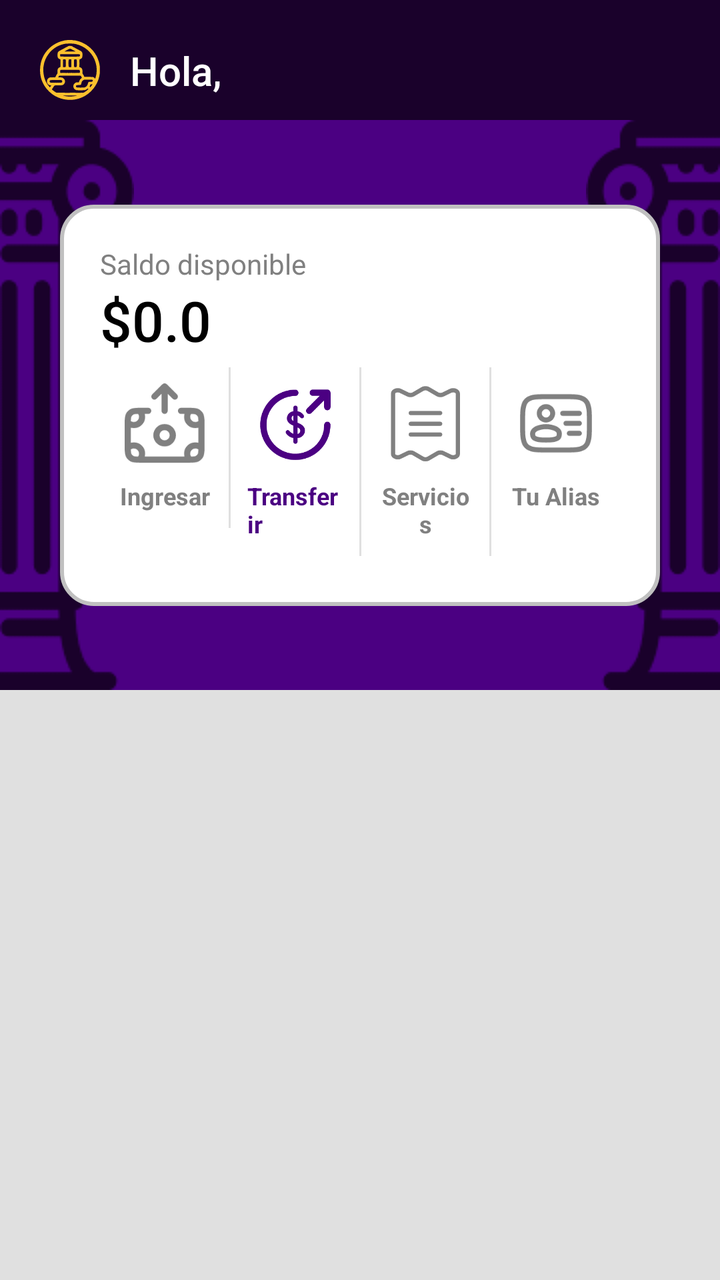
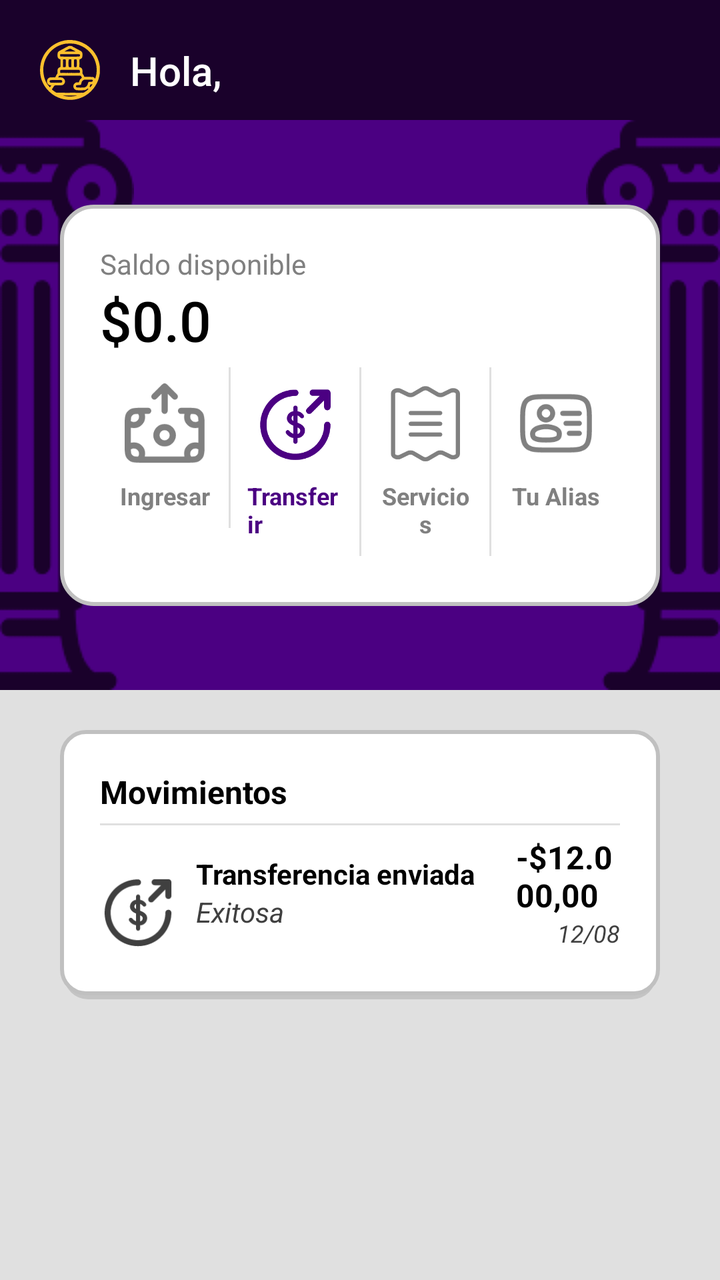

An Android layout rendered at two revisions. The XML below is the earlier revision; the diff shows what the commit changed to produce the second picture.
<!-- AndroidManifest.xml: application theme Theme.Kharon -->
<!-- res/layout/activity_inicio.xml -->
<?xml version="1.0" encoding="utf-8"?>
<androidx.constraintlayout.widget.ConstraintLayout xmlns:android="http://schemas.android.com/apk/res/android"
    xmlns:app="http://schemas.android.com/apk/res-auto"
    xmlns:tools="http://schemas.android.com/tools"
    android:id="@+id/inicio"
    android:layout_width="match_parent"
    android:layout_height="match_parent"
    android:background="@color/grisClaro"
    tools:context=".views.Inicio">

    
    <androidx.constraintlayout.widget.ConstraintLayout
        android:id="@+id/toolbarContainer"
        android:layout_width="0dp"
        android:layout_height="wrap_content"
        android:paddingHorizontal="20dp"
        android:paddingTop="20dp"
        android:paddingBottom="10dp"
        app:layout_constraintTop_toTopOf="parent"
        app:layout_constraintStart_toStartOf="parent"
        app:layout_constraintEnd_toEndOf="parent"
        android:background="@color/indigoOscuro"
        >

        <androidx.constraintlayout.widget.ConstraintLayout
            android:id="@+id/toolbarMenu"
            android:layout_width="0dp"
            android:layout_height="wrap_content"
            app:layout_constraintEnd_toEndOf="parent"
            app:layout_constraintStart_toStartOf="parent"
            app:layout_constraintTop_toTopOf="parent"
            >
            <ImageView
                android:id="@+id/backBtnToolbarMenu"
                android:layout_width="30dp"
                android:layout_height="30dp"
                android:src="@drawable/kharon_logo"
                app:tint="#FBC02D"
                app:layout_constraintStart_toStartOf="parent"
                app:layout_constraintEnd_toStartOf="@id/backBtnToolbarMenu"
                app:layout_constraintTop_toTopOf="parent"
                app:layout_constraintBottom_toBottomOf="parent"
                />
            <TextView
                style="@style/TituloMediano"
                android:id="@+id/tituloToolbarMenu"
                android:layout_width="0dp"
                android:layout_height="wrap_content"
                android:text="Hola, "
                app:layout_constraintEnd_toEndOf="parent"
                app:layout_constraintStart_toEndOf="@id/backBtnToolbarMenu"
                app:layout_constraintTop_toTopOf="parent"
                app:layout_constraintBottom_toBottomOf="parent"
                android:textColor="@color/white"
                android:layout_marginStart="15dp"

                />

        </androidx.constraintlayout.widget.ConstraintLayout>


    </androidx.constraintlayout.widget.ConstraintLayout>

    

    <androidx.constraintlayout.widget.ConstraintLayout
        android:id="@+id/saldoContainer"
        android:layout_width="0dp"
        android:layout_height="wrap_content"
        android:background="@color/indigo"
        app:layout_constraintEnd_toEndOf="parent"
        app:layout_constraintHorizontal_bias="1.0"
        app:layout_constraintStart_toStartOf="parent"
        app:layout_constraintTop_toBottomOf="@id/toolbarContainer">

        <ImageView
            android:id="@+id/columnaDerecha"
            android:layout_width="wrap_content"
            android:layout_height="wrap_content"
            android:src="@drawable/columna"
            app:layout_constraintEnd_toEndOf="parent"
            app:layout_constraintTop_toTopOf="parent" />

        <ImageView
            android:id="@+id/columnaIzquierda"
            android:layout_width="wrap_content"
            android:layout_height="wrap_content"
            android:scaleX="-1"
            android:src="@drawable/columna"
            app:layout_constraintStart_toStartOf="parent"
            app:layout_constraintTop_toTopOf="parent" />

        
        <androidx.constraintlayout.widget.ConstraintLayout
            android:id="@+id/saldoCard"
            android:layout_width="0dp"
            android:layout_height="wrap_content"
            android:layout_margin="30dp"
            android:background="@drawable/card"
            android:padding="20dp"
            app:layout_constraintBottom_toBottomOf="parent"
            app:layout_constraintEnd_toEndOf="parent"
            app:layout_constraintStart_toStartOf="parent"
            app:layout_constraintTop_toTopOf="parent">

            <TextView
                android:id="@+id/labelSaldo"
                android:layout_width="wrap_content"
                android:layout_height="wrap_content"
                android:text="Saldo disponible"
                android:textColor="@color/grisIntermedio"
                app:layout_constraintBottom_toTopOf="@id/saldo"
                app:layout_constraintStart_toStartOf="parent"
                app:layout_constraintTop_toTopOf="parent" />

            <TextView
                android:id="@+id/saldo"
                style="@style/TituloGrande"
                android:layout_width="wrap_content"
                android:layout_height="wrap_content"
                android:text="$0.0"
                android:textColor="@color/black"
                app:layout_constraintStart_toStartOf="parent"
                app:layout_constraintTop_toBottomOf="@id/labelSaldo" />

            
            <androidx.constraintlayout.widget.ConstraintLayout
                android:id="@+id/btnSaldoContainer"
                android:layout_width="0dp"
                android:layout_height="wrap_content"
                android:paddingVertical="5dp"
                app:layout_constraintBottom_toBottomOf="parent"
                app:layout_constraintEnd_toEndOf="parent"
                app:layout_constraintStart_toStartOf="parent"
                app:layout_constraintTop_toBottomOf="@id/saldo">

                
                <androidx.constraintlayout.widget.ConstraintLayout
                    android:id="@+id/btnIngresar"
                    android:layout_width="0dp"
                    android:layout_height="wrap_content"
                    android:clickable="true"
                    android:focusable="true"
                    android:padding="8dp"
                    android:background="?attr/selectableItemBackgroundBorderless"
                    app:layout_constraintEnd_toStartOf="@id/divider1"
                    app:layout_constraintStart_toStartOf="parent"
                    app:layout_constraintTop_toTopOf="parent">

                    <ImageView
                        android:id="@+id/imgIngresar"
                        android:layout_width="40dp"
                        android:layout_height="40dp"
                        android:contentDescription="Ingresar"
                        android:src="@drawable/ingresar"
                        app:tint="@color/grisIntermedio"
                        app:layout_constraintTop_toTopOf="parent"
                        app:layout_constraintStart_toStartOf="parent"
                        app:layout_constraintEnd_toEndOf="parent" />

                    <TextView
                        android:id="@+id/labelIngresar"
                        android:layout_width="wrap_content"
                        android:layout_height="wrap_content"
                        android:layout_marginTop="8dp"
                        android:text="Ingresar"
                        android:textColor="@color/grisIntermedio"
                         android:textSize="12sp"                        android:textStyle="bold"
                        app:layout_constraintEnd_toEndOf="@id/imgIngresar"
                        app:layout_constraintStart_toStartOf="@id/imgIngresar"
                        app:layout_constraintTop_toBottomOf="@id/imgIngresar" />
                </androidx.constraintlayout.widget.ConstraintLayout>

                
                <View
                    android:id="@+id/divider1"
                    android:layout_width="1dp"
                    android:layout_height="0dp"
                    android:background="@color/grisClaro"
                    app:layout_constraintTop_toTopOf="@id/btnIngresar"
                    app:layout_constraintBottom_toBottomOf="@id/btnIngresar"
                    app:layout_constraintStart_toEndOf="@id/btnIngresar"
                    app:layout_constraintEnd_toStartOf="@id/btnTransferirV" />

                
                <androidx.constraintlayout.widget.ConstraintLayout
                    android:id="@+id/btnTransferirV"
                    android:layout_width="0dp"
                    android:layout_height="wrap_content"
                    android:clickable="true"
                    android:focusable="true"
                    android:padding="8dp"
                    android:background="?attr/selectableItemBackgroundBorderless"
                    app:layout_constraintEnd_toStartOf="@id/divider2"
                    app:layout_constraintStart_toEndOf="@id/divider1"
                    app:layout_constraintTop_toTopOf="parent">

                    <ImageView
                        android:id="@+id/imgTransferir"
                        android:layout_width="40dp"
                        android:layout_height="40dp"
                        android:contentDescription="Transferir"
                        android:src="@drawable/transferir"
                        app:tint="@color/indigo"
                        app:layout_constraintTop_toTopOf="parent"
                        app:layout_constraintStart_toStartOf="parent"
                        app:layout_constraintEnd_toEndOf="parent" />

                    <TextView
                        android:id="@+id/labelTransferir"
                        android:layout_width="wrap_content"
                        android:layout_height="wrap_content"
                        android:layout_marginTop="8dp"
                        android:text="Transferir"
                        android:textColor="@color/indigo"
                         android:textSize="12sp"                        android:textStyle="bold"
                        app:layout_constraintEnd_toEndOf="@id/imgTransferir"
                        app:layout_constraintStart_toStartOf="@id/imgTransferir"
                        app:layout_constraintTop_toBottomOf="@id/imgTransferir" />
                </androidx.constraintlayout.widget.ConstraintLayout>

                
                <View
                    android:id="@+id/divider2"
                    android:layout_width="1dp"
                    android:layout_height="0dp"
                    android:background="@color/grisClaro"
                    app:layout_constraintTop_toTopOf="@id/btnTransferirV"
                    app:layout_constraintBottom_toBottomOf="@id/btnTransferirV"
                    app:layout_constraintStart_toEndOf="@id/btnTransferirV"
                    app:layout_constraintEnd_toStartOf="@id/btnPagar" />

                
                <androidx.constraintlayout.widget.ConstraintLayout
                    android:id="@+id/btnPagar"
                    android:layout_width="0dp"
                    android:layout_height="wrap_content"
                    android:clickable="true"
                    android:focusable="true"
                    android:padding="8dp"
                    android:background="?attr/selectableItemBackgroundBorderless"
                    app:layout_constraintEnd_toStartOf="@id/divider3"
                    app:layout_constraintStart_toEndOf="@id/divider2"
                    app:layout_constraintTop_toTopOf="parent">

                    <ImageView
                        android:id="@+id/imgPagar"
                        android:layout_width="40dp"
                        android:layout_height="40dp"
                        android:contentDescription="Servicios"
                        android:src="@drawable/servicios"
                        app:tint="@color/grisIntermedio"
                        app:layout_constraintTop_toTopOf="parent"
                        app:layout_constraintStart_toStartOf="parent"
                        app:layout_constraintEnd_toEndOf="parent" />

                    <TextView
                        android:id="@+id/labelPagar"
                        android:layout_width="wrap_content"
                        android:layout_height="wrap_content"
                        android:layout_marginTop="8dp"
                        android:text="Servicios"
                        android:textAlignment="center"
                        android:textColor="@color/grisIntermedio"
                         android:textSize="12sp"                        android:textStyle="bold"
                        app:layout_constraintEnd_toEndOf="@id/imgPagar"
                        app:layout_constraintStart_toStartOf="@id/imgPagar"
                        app:layout_constraintTop_toBottomOf="@id/imgPagar" />
                </androidx.constraintlayout.widget.ConstraintLayout>

                
                <View
                    android:id="@+id/divider3"
                    android:layout_width="1dp"
                    android:layout_height="0dp"
                    android:background="@color/grisClaro"
                    app:layout_constraintTop_toTopOf="@id/btnPagar"
                    app:layout_constraintBottom_toBottomOf="@id/btnPagar"
                    app:layout_constraintStart_toEndOf="@id/btnPagar"
                    app:layout_constraintEnd_toStartOf="@id/btnAlias" />

                
                <androidx.constraintlayout.widget.ConstraintLayout
                    android:id="@+id/btnAlias"
                    android:layout_width="0dp"
                    android:layout_height="wrap_content"
                    android:clickable="true"
                    android:focusable="true"
                    android:padding="8dp"
                    android:background="?attr/selectableItemBackgroundBorderless"
                    app:layout_constraintEnd_toEndOf="parent"
                    app:layout_constraintStart_toEndOf="@id/divider3"
                    app:layout_constraintTop_toTopOf="parent">

                    <ImageView
                        android:id="@+id/imgAlias"
                        android:layout_width="40dp"
                        android:layout_height="40dp"
                        android:contentDescription="Tu alias"
                        android:src="@drawable/alias"
                        app:tint="@color/grisIntermedio"
                        app:layout_constraintTop_toTopOf="parent"
                        app:layout_constraintStart_toStartOf="parent"
                        app:layout_constraintEnd_toEndOf="parent" />

                    <TextView
                        android:id="@+id/labelAlias"
                        android:layout_width="wrap_content"
                        android:layout_height="wrap_content"
                        android:layout_marginTop="8dp"
                        android:text="Tu Alias"
                        android:textColor="@color/grisIntermedio"
                         android:textSize="12sp"                        android:textStyle="bold"
                        app:layout_constraintEnd_toEndOf="@id/imgAlias"
                        app:layout_constraintStart_toStartOf="@id/imgAlias"
                        app:layout_constraintTop_toBottomOf="@id/imgAlias" />
                </androidx.constraintlayout.widget.ConstraintLayout>

            </androidx.constraintlayout.widget.ConstraintLayout>

        </androidx.constraintlayout.widget.ConstraintLayout>

    </androidx.constraintlayout.widget.ConstraintLayout>
















</androidx.constraintlayout.widget.ConstraintLayout>
<!-- resources referenced by this layout -->
<resources>
  <color name="black">#FF000000</color>
  <color name="grisClaro">#E0E0E0</color>
  <color name="grisIntermedio">#808080</color>
  <color name="indigo">#4B0082</color>
  <color name="indigoOscuro">#1A012B</color>
  <color name="white">#FFFFFFFF</color>
  <!-- drawable alias: vector/xml drawable (drawable, 3861 chars, omitted) -->
  <!-- drawable card (drawable) -->
  <?xml version="1.0" encoding="utf-8"?>
  <shape xmlns:android="http://schemas.android.com/apk/res/android"
      android:shape="rectangle">
      <corners android:radius="16dp" />
      <stroke android:width="2dp" android:color="#C0C0C0" />
      <solid android:color="@color/white" />
  </shape>
  <!-- drawable columna: png bitmap (drawable, 3223 bytes) -->
  <!-- drawable ingresar: vector/xml drawable (drawable, 2077 chars, omitted) -->
  <!-- drawable kharon_logo: vector/xml drawable (drawable, 28910 chars, omitted) -->
  <!-- drawable servicios: vector/xml drawable (drawable, 2305 chars, omitted) -->
  <!-- drawable transferir: vector/xml drawable (drawable, 3563 chars, omitted) -->
  <style name="TituloGrande">
          <item name="android:textSize">28sp</item>
          <item name="android:fontFamily">sans-serif-medium</item>
      </style>
  <style name="TituloMediano">
          <item name="android:textSize">20sp</item>
          <item name="android:fontFamily">sans-serif-medium</item>
      </style>
  <style name="Theme.Kharon" parent="Base.Theme.Kharon" />
  <style name="Base.Theme.Kharon" parent="Theme.Material3.DayNight.NoActionBar">
          
          
      </style>
</resources>

<!-- the commit's change to res/layout/activity_inicio.xml (unified diff, before → after) -->
@@ -5,7 +5,7 @@
     android:id="@+id/inicio"
     android:layout_width="match_parent"
     android:layout_height="match_parent"
-    android:background="@color/grisClaro"
+    android:background="@color/indigoOscuro"
     tools:context=".views.Inicio">
 
     
@@ -69,7 +69,6 @@
         android:layout_height="wrap_content"
         android:background="@color/indigo"
         app:layout_constraintEnd_toEndOf="parent"
-        app:layout_constraintHorizontal_bias="1.0"
         app:layout_constraintStart_toStartOf="parent"
         app:layout_constraintTop_toBottomOf="@id/toolbarContainer">
 
@@ -165,7 +164,8 @@
                         android:layout_marginTop="8dp"
                         android:text="Ingresar"
                         android:textColor="@color/grisIntermedio"
-                         android:textSize="12sp"                        android:textStyle="bold"
+                        android:textSize="12sp"
+                        android:textStyle="bold"
                         app:layout_constraintEnd_toEndOf="@id/imgIngresar"
                         app:layout_constraintStart_toStartOf="@id/imgIngresar"
                         app:layout_constraintTop_toBottomOf="@id/imgIngresar" />
@@ -322,19 +322,146 @@
 
     </androidx.constraintlayout.widget.ConstraintLayout>
 
-
-
-
-
-
-
-
-
-
-
-
-
-
-
+    
+    <androidx.constraintlayout.widget.ConstraintLayout
+        android:id="@+id/movimientosSeccion"
+        android:layout_width="0dp"
+        android:layout_height="0dp"
+        android:background="@color/grisClaro"
+        app:layout_constraintTop_toBottomOf="@id/saldoContainer"
+        app:layout_constraintBottom_toBottomOf="parent"
+        app:layout_constraintEnd_toEndOf="parent"
+        app:layout_constraintStart_toStartOf="parent"
+        >
+
+        
+        <androidx.constraintlayout.widget.ConstraintLayout
+            android:id="@+id/movimientosContainer"
+            android:layout_width="0dp"
+            android:layout_height="wrap_content"
+            android:background="@drawable/card_shadow"
+            app:layout_constraintTop_toTopOf="parent"
+            app:layout_constraintEnd_toEndOf="parent"
+            app:layout_constraintStart_toStartOf="parent"
+            android:layout_marginHorizontal="30dp"
+            android:padding="20dp"
+            android:layout_marginTop="20dp"
+            >
+            <TextView
+                android:id="@+id/movimientosTitulo"
+                android:layout_width="0dp"
+                android:layout_height="wrap_content"
+                android:text="Movimientos"
+                android:textStyle="bold"
+                style="@style/TituloChico"
+                android:textColor="@color/black"
+                app:layout_constraintTop_toTopOf="parent"
+                app:layout_constraintStart_toStartOf="parent"
+                />
+            <View
+                android:id="@+id/dividerHorizontal1"
+                android:layout_width="0dp"
+                android:layout_height="1dp"
+                android:background="@color/grisClaro"
+                app:layout_constraintTop_toBottomOf="@id/movimientosTitulo"
+                app:layout_constraintStart_toStartOf="parent"
+                app:layout_constraintEnd_toEndOf="parent"
+                android:layout_marginVertical="5dp"
+            />
+            <androidx.constraintlayout.widget.ConstraintLayout
+                android:id="@+id/movimientoRow"
+                android:layout_width="0dp"
+                android:layout_height="wrap_content"
+                app:layout_constraintTop_toBottomOf="@id/dividerHorizontal1"
+                app:layout_constraintStart_toStartOf="parent"
+                app:layout_constraintEnd_toEndOf="parent"
+                android:paddingVertical="5dp"
+                >
+                <ImageView
+                    android:id="@+id/operacionIcono"
+                    android:layout_width="wrap_content"
+                    android:layout_height="wrap_content"
+                    android:src="@drawable/transferir"
+                    app:tint="@color/grisOscuro"
+                    app:layout_constraintStart_toStartOf="parent"
+                    app:layout_constraintBottom_toBottomOf="parent"
+                    app:layout_constraintEnd_toStartOf="@id/operacionDetalles"
+                />
+
+                
+                <androidx.constraintlayout.widget.ConstraintLayout
+                    android:id="@+id/operacionDetalles"
+                    android:layout_width="170dp"
+                    android:layout_height="wrap_content"
+                    app:layout_constraintStart_toEndOf="@id/operacionIcono"
+                    app:layout_constraintEnd_toStartOf="@id/montoOperacionDetalles"
+                    app:layout_constraintTop_toTopOf="parent"
+                    app:layout_constraintBottom_toBottomOf="parent"
+                    android:paddingHorizontal="10dp"
+                    >
+                    <TextView
+                        android:id="@+id/tipoOperacion"
+                        android:layout_width="0dp"
+                        android:layout_height="wrap_content"
+                        android:text="Transferencia enviada"
+                        android:textColor="@color/black"
+                        android:textStyle="bold"
+                        app:layout_constraintTop_toTopOf="parent"
+                        app:layout_constraintStart_toStartOf="parent"
+                        />
+                    <TextView
+                        android:id="@+id/estadoOperacion"
+                        android:layout_width="0dp"
+                        android:layout_height="wrap_content"
+                        android:text="Exitosa"
+                        android:textColor="@color/grisOscuro"
+                        android:textStyle="italic"
+                        app:layout_constraintStart_toStartOf="parent"
+                        app:layout_constraintTop_toBottomOf="@id/tipoOperacion"
+                        />
+                </androidx.constraintlayout.widget.ConstraintLayout>
+
+                
+                <androidx.constraintlayout.widget.ConstraintLayout
+                    android:layout_width="0dp"
+                    android:layout_height="wrap_content"
+                    android:id="@+id/montoOperacionDetalles"
+                    app:layout_constraintStart_toEndOf="@id/operacionDetalles"
+                    app:layout_constraintEnd_toEndOf="parent"
+                    app:layout_constraintTop_toTopOf="parent"
+                    app:layout_constraintBottom_toBottomOf="parent"
+                    >
+                    <TextView
+                        android:id="@+id/operacionMonto"
+                        android:layout_width="0dp"
+                        android:layout_height="wrap_content"
+                        android:text="-$12.000,00"
+                        android:textColor="@color/black"
+                        style="@style/TituloChico"
+                        android:textStyle="bold"
+                        app:layout_constraintEnd_toEndOf="parent"
+                        app:layout_constraintTop_toTopOf="parent"
+                    />
+                    <TextView
+                        android:id="@+id/operacionFecha"
+                        android:layout_width="0dp"
+                        android:layout_height="wrap_content"
+                        android:text="12/08"
+                        android:textColor="@color/grisOscuro"
+                        style="@style/TextoPequeño"
+                        android:textStyle="italic"
+                        app:layout_constraintEnd_toEndOf="parent"
+                        app:layout_constraintTop_toBottomOf="@id/operacionMonto"
+                        app:layout_constraintBottom_toBottomOf="parent"
+                        />
+
+                </androidx.constraintlayout.widget.ConstraintLayout>
+
+            </androidx.constraintlayout.widget.ConstraintLayout>
+
+
+        </androidx.constraintlayout.widget.ConstraintLayout>
+
+    </androidx.constraintlayout.widget.ConstraintLayout>
 
 </androidx.constraintlayout.widget.ConstraintLayout>
<!-- resource entries referenced after the edit -->
@@ -3,6 +3,7 @@
   <color name="black">#FF000000</color>
   <color name="grisClaro">#E0E0E0</color>
   <color name="grisIntermedio">#808080</color>
+  <color name="grisOscuro">#404040</color>
   <color name="indigo">#4B0082</color>
   <color name="indigoOscuro">#1A012B</color>
   <color name="white">#FFFFFFFF</color>
@@ -15,11 +16,39 @@
       <stroke android:width="2dp" android:color="#C0C0C0" />
       <solid android:color="@color/white" />
   </shape>
+  <!-- drawable card_shadow (drawable) -->
+  <?xml version="1.0" encoding="utf-8"?>
+  <layer-list xmlns:android="http://schemas.android.com/apk/res/android">
+      
+      <item
+          android:top="2dp"
+          android:right="2dp"
+          android:left="2dp">
+          <shape android:shape="rectangle">
+              <solid android:color="#20000000"/>
+              <corners android:radius="12dp"/>
+          </shape>
+      </item>
+  
+      
+      <item
+          android:bottom="2dp">
+          <shape android:shape="rectangle">
+              <solid android:color="#FFFFFF"/>
+              <stroke android:width="2dp" android:color="#C0C0C0" />
+              <corners android:radius="12dp"/>
+          </shape>
+      </item>
+  </layer-list>
   <!-- drawable columna: png bitmap (drawable, 3223 bytes) -->
   <!-- drawable ingresar: vector/xml drawable (drawable, 2077 chars, omitted) -->
   <!-- drawable kharon_logo: vector/xml drawable (drawable, 28910 chars, omitted) -->
   <!-- drawable servicios: vector/xml drawable (drawable, 2305 chars, omitted) -->
   <!-- drawable transferir: vector/xml drawable (drawable, 3563 chars, omitted) -->
+  <style name="TituloChico">
+          <item name="android:textSize">16sp</item>
+          <item name="android:fontFamily">sans-serif</item>
+      </style>
   <style name="TituloGrande">
           <item name="android:textSize">28sp</item>
           <item name="android:fontFamily">sans-serif-medium</item>
